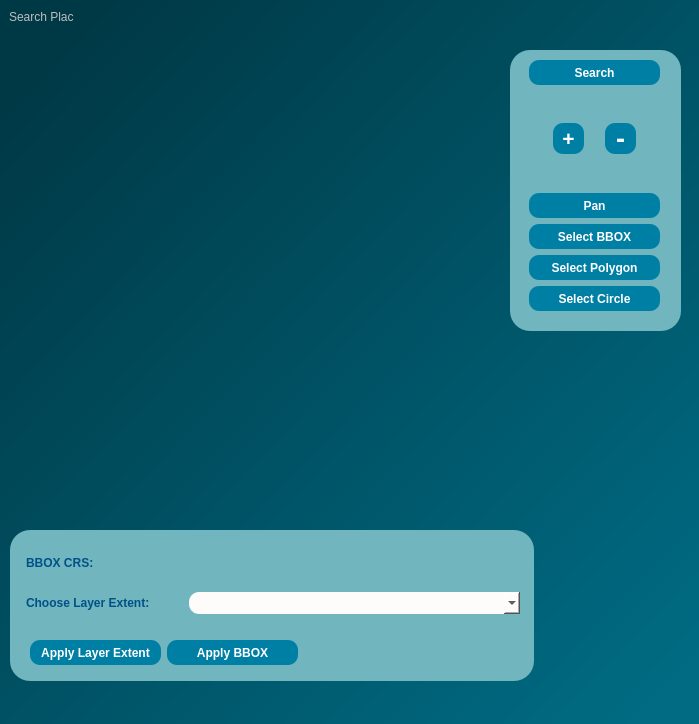
Qt form dialogs/ui/bboxdialog.ui (sparqlunicorn/sparqlunicornGoesGIS) before a commit.
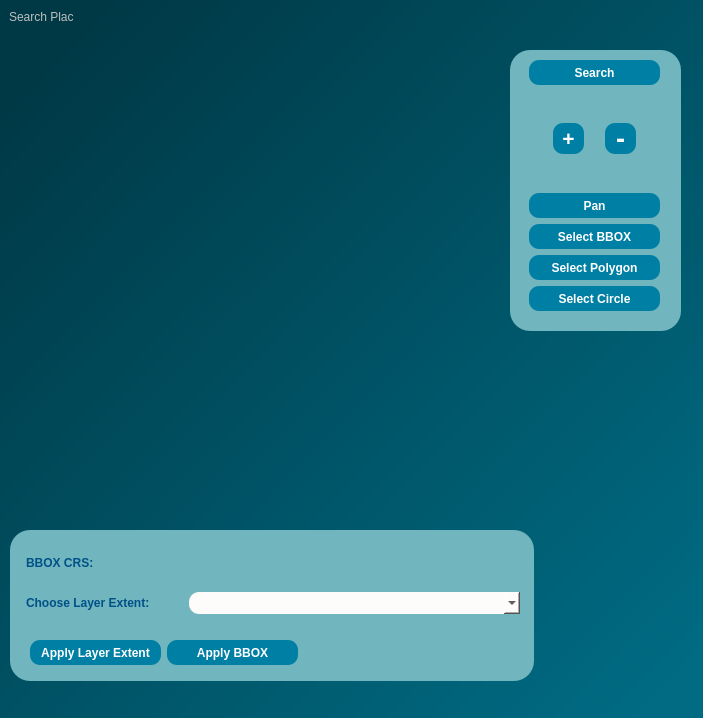
The same form after that commit.

Patch:
```diff
--- a/dialogs/ui/bboxdialog.ui
+++ b/dialogs/ui/bboxdialog.ui
@@ -6,10 +6,22 @@
    <rect>
     <x>0</x>
     <y>0</y>
-    <width>699</width>
-    <height>724</height>
+    <width>703</width>
+    <height>718</height>
    </rect>
   </property>
+  <property name="minimumSize">
+   <size>
+    <width>703</width>
+    <height>718</height>
+   </size>
+  </property>
+  <property name="maximumSize">
+   <size>
+    <width>703</width>
+    <height>718</height>
+   </size>
+  </property>
   <property name="windowTitle">
    <string>Dialog</string>
   </property>
```
